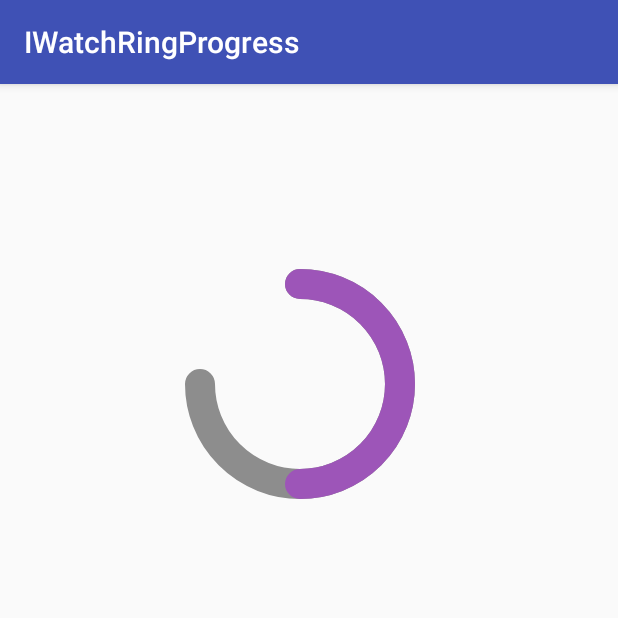
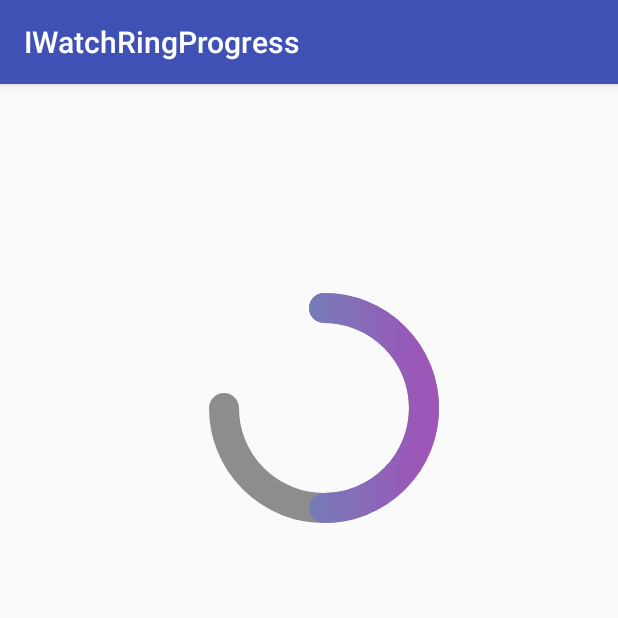
Before and after one commit to TedYt/IWatchRingProgress, an Android app: the screen it shows after launch (MainActivity), on a phone screen of 412 x 824 dp, the top half of it. Run offline under Robolectric (Android 15) with nearby library versions, the phone set to English and light mode, and no system bars.

```diff
--- a/app/src/main/java/com/ted/demo/PathPractise.java
+++ b/app/src/main/java/com/ted/demo/PathPractise.java
@@ -2,6 +2,7 @@ package com.ted.demo;
 
 import android.animation.ValueAnimator;
 import android.content.Context;
+import android.content.res.TypedArray;
 import android.graphics.Canvas;
 import android.graphics.Color;
 import android.graphics.LinearGradient;
@@ -13,6 +14,8 @@ import android.util.AttributeSet;
 import android.view.MotionEvent;
 import android.view.View;
 import android.view.animation.LinearInterpolator;
+
+import com.ted.iwatchringprogress.R;
 
 /**
  * Copyright (C) 2008 The Android Open Source Project
@@ -39,12 +42,36 @@ public class PathPractise extends View {
 
     float mAnimatiorValue = 1f;
 
+    private int mBGColor;
+    private int mBGArc;
+    private int mFGStartColor;
+    private int mFGEndColor;
+    private int mFGArc;
+
     public PathPractise(Context context) {
         this(context, null);
     }
 
     public PathPractise(Context context, AttributeSet attrs) {
-        super(context, attrs);
+        this(context, attrs, 0);
+    }
+
+    public PathPractise(Context context, AttributeSet attrs, int defStyleAttr) {
+        super(context, attrs, defStyleAttr);
+        init(attrs);
+    }
+
+    private void init(AttributeSet attrs) {
+        TypedArray typedArray = getContext().obtainStyledAttributes(attrs, R.styleable.PathPractise);
+        if (typedArray != null){
+            mBGArc = typedArray.getInteger(R.styleable.PathPractise_bgArc,180);
+            mBGColor = typedArray.getColor(R.styleable.PathPractise_bgColor,Color.WHITE);
+            mFGStartColor = typedArray.getColor(R.styleable.PathPractise_fgStartColor, Color.WHITE);
+            mFGEndColor = typedArray.getColor(R.styleable.PathPractise_fgEndColor, Color.WHITE);
+            mFGArc = typedArray.getInteger(R.styleable.PathPractise_fgArc,90);
+
+            typedArray.recycle();
+        }
     }
 
     @Override
@@ -79,11 +106,11 @@ public class PathPractise extends View {
     private void drawBG(Canvas canvas, Paint paint) {
 
         paint.reset();
-        paint.setColor(Color.rgb(141,141,141));
+        paint.setColor(mBGColor);
         setPaintUnifyProper(paint);
 
         mPath.reset();
-        mPath.addArc(mRect,-90,270);
+        mPath.addArc(mRect,-90,mBGArc);
         canvas.drawPath(mPath,paint);
     }
 
@@ -93,14 +120,14 @@ public class PathPractise extends View {
         //paint.setColor(Color.rgb(86, 171, 228));
         LinearGradient lg = new LinearGradient(
                 mRect.left,mRect.top,mRect.right,mRect.top,
-                new int[]{Color.rgb(157, 85, 184), Color.argb(255, 157, 85, 184)},
+                new int[]{mFGStartColor, mFGEndColor},
                 new float[]{0f,1f},
                 Shader.TileMode.CLAMP);
         paint.setShader(lg);
         setPaintUnifyProper(paint);
 
         mPath.reset();
-        mPath.addArc(mRect,-90,180 * mAnimatiorValue);
+        mPath.addArc(mRect,-90,mFGArc * mAnimatiorValue);
         canvas.drawPath(mPath,paint);
 
         /*paint.reset();
--- a/app/src/main/java/com/ted/iwatchringprogress/MainActivity.java
+++ b/app/src/main/java/com/ted/iwatchringprogress/MainActivity.java
@@ -10,8 +10,9 @@ public class MainActivity extends AppCompatActivity {
     @Override
     protected void onCreate(Bundle savedInstanceState) {
         super.onCreate(savedInstanceState);
-        PathPractise pp= new PathPractise(this);
-        setContentView(pp);
+        //PathPractise pp= new PathPractise(this);
+        setContentView(R.layout.activity_main);
+        PathPractise pp = (PathPractise) findViewById(R.id.mpp);
         pp.startAnim(1000);// 1 sec
     }
 }
--- a/app/src/main/res/layout/activity_main.xml
+++ b/app/src/main/res/layout/activity_main.xml
@@ -2,6 +2,7 @@
 <RelativeLayout
     xmlns:android="http://schemas.android.com/apk/res/android"
     xmlns:tools="http://schemas.android.com/tools"
+    xmlns:app="http://schemas.android.com/apk/res-auto"
     android:layout_width="match_parent"
     android:layout_height="match_parent"
     android:paddingLeft="@dimen/activity_horizontal_margin"
@@ -10,8 +11,17 @@
     android:paddingBottom="@dimen/activity_vertical_margin"
     tools:context="com.ted.iwatchringprogress.MainActivity">
 
-    <TextView
+    <!--<TextView
         android:text="Hello World!"
         android:layout_width="wrap_content"
-        android:layout_height="wrap_content" />
+        android:layout_height="wrap_content" />-->
+    <com.ted.demo.PathPractise
+        android:id="@+id/mpp"
+        android:layout_width="match_parent"
+        android:layout_height="match_parent"
+        app:bgArc="270"
+        app:bgColor="#8d8d8d"
+        app:fgStartColor="#559ab8"
+        app:fgEndColor="#9d55b8"
+        app:fgArc="180"/>
 </RelativeLayout>
--- a/app/src/main/res/values/styles.xml
+++ b/app/src/main/res/values/styles.xml
@@ -8,4 +8,11 @@
         <item name="colorAccent">@color/colorAccent</item>
     </style>
 
+    <declare-styleable name="PathPractise">
+        <attr name="bgColor" format="color|reference"/>
+        <attr name="bgArc" format="integer|reference"/>
+        <attr name="fgStartColor" format="color|reference"/>
+        <attr name="fgEndColor" format="color|reference"/>
+        <attr name="fgArc" format="integer|reference"/>
+    </declare-styleable>
 </resources>
```
